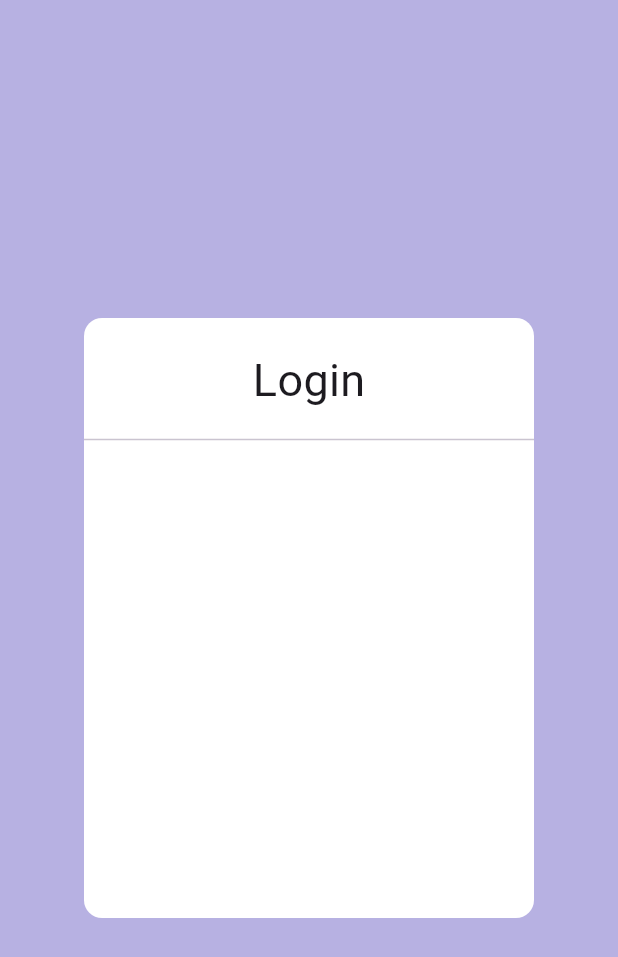
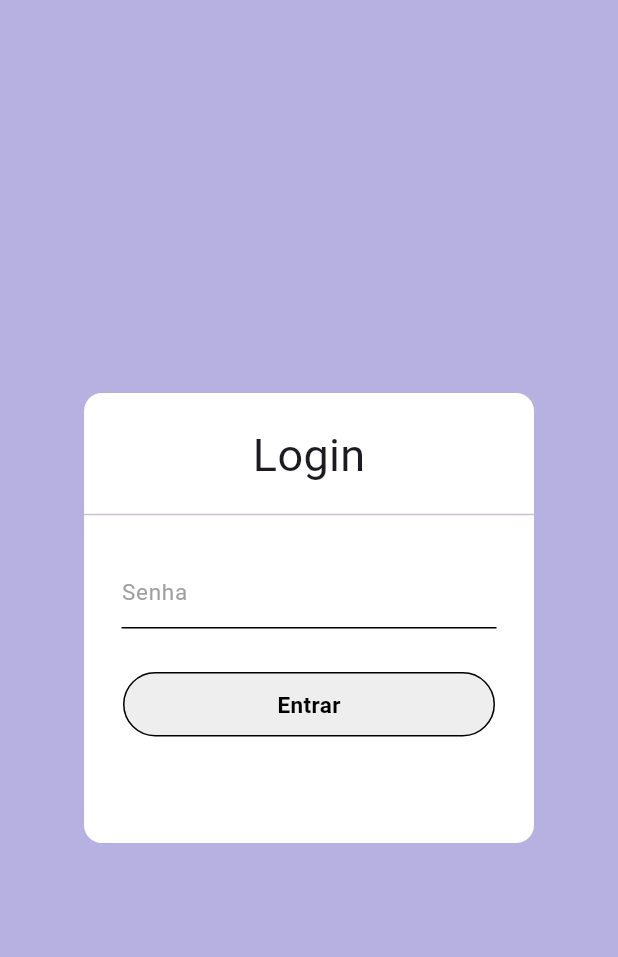
Before and after one commit to Myhr5/challenge_response, a Flutter app: the screen it shows after launch, on a phone screen of 412 x 824 dp. Shown: the top 957 px of the screen. Run offline on Flutter 3.47's test engine with Material 3 defaults, Android fonts, the phone set to English and light mode, and no system bars; our stand-ins replace google_fonts; generated files the repository leaves out were written again; Roboto replaces fonts that are missing (Trirong).

Commit message:
feat: add textfield and button to login page

```diff
--- a/lib/src/pages/login.dart
+++ b/lib/src/pages/login.dart
@@ -1,3 +1,5 @@
+import 'package:challenge_response/src/components/app_button.dart';
+import 'package:challenge_response/src/components/app_textfield.dart';
 import 'package:flutter/material.dart';
 import 'package:google_fonts/google_fonts.dart';
 
@@ -9,6 +11,9 @@ class LoginPage extends StatefulWidget {
 }
 
 class _LoginPageState extends State<LoginPage> {
+
+  final passwordController = TextEditingController();
+
   @override
   Widget build(BuildContext context) {
     return Scaffold(
@@ -16,7 +21,7 @@ class _LoginPageState extends State<LoginPage> {
       body: Center(
         child: SizedBox(
           width: 300,
-          height: 400,
+          height: 300,
           child: DecoratedBox(
             decoration: const BoxDecoration(
                 color: Colors.white,
@@ -30,7 +35,23 @@ class _LoginPageState extends State<LoginPage> {
                     style: GoogleFonts.dmSerifText(fontSize: 30),
                   ),
                 ),
-                const Divider()
+                const Divider(),
+                Column(
+                  mainAxisAlignment: MainAxisAlignment.spaceAround,
+                  children: [
+                    Padding(
+                      padding: const EdgeInsets.only(top: 20, bottom: 6),
+                      child: AppTextfield(
+                          controller: passwordController,
+                          hintText: 'Senha',
+                          obscureText: true),
+                    ),
+                    const AppButton(
+                      text: "Entrar",
+                    )
+                  ],
+                )
+
               ],
             ),
           ),
```
